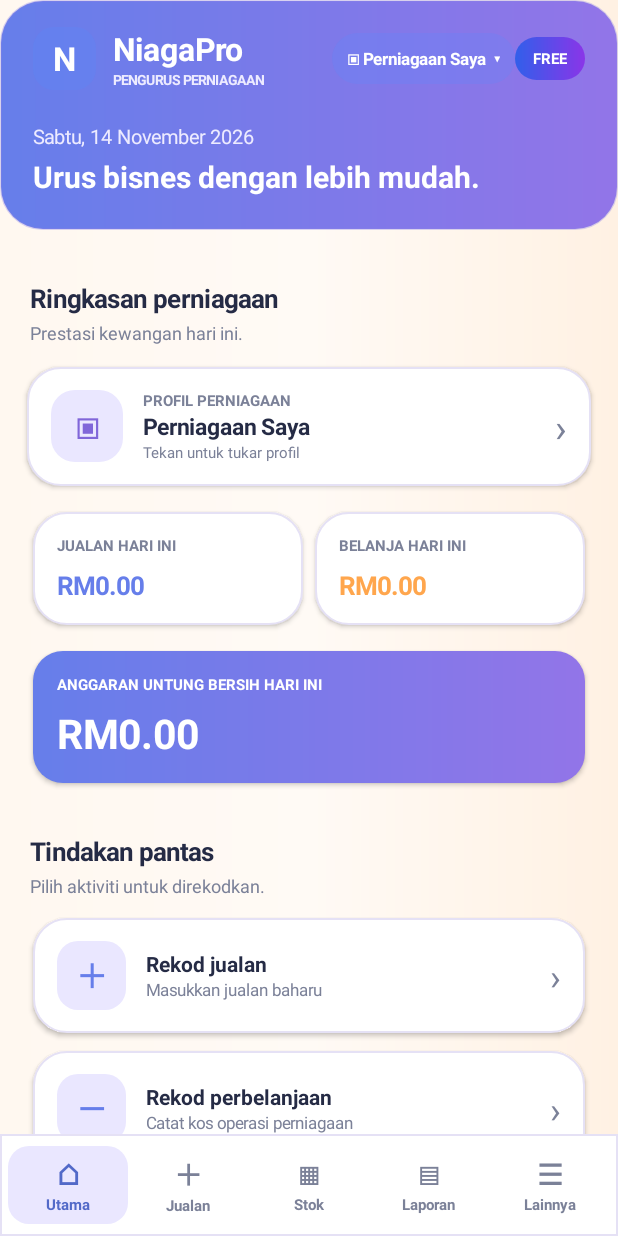
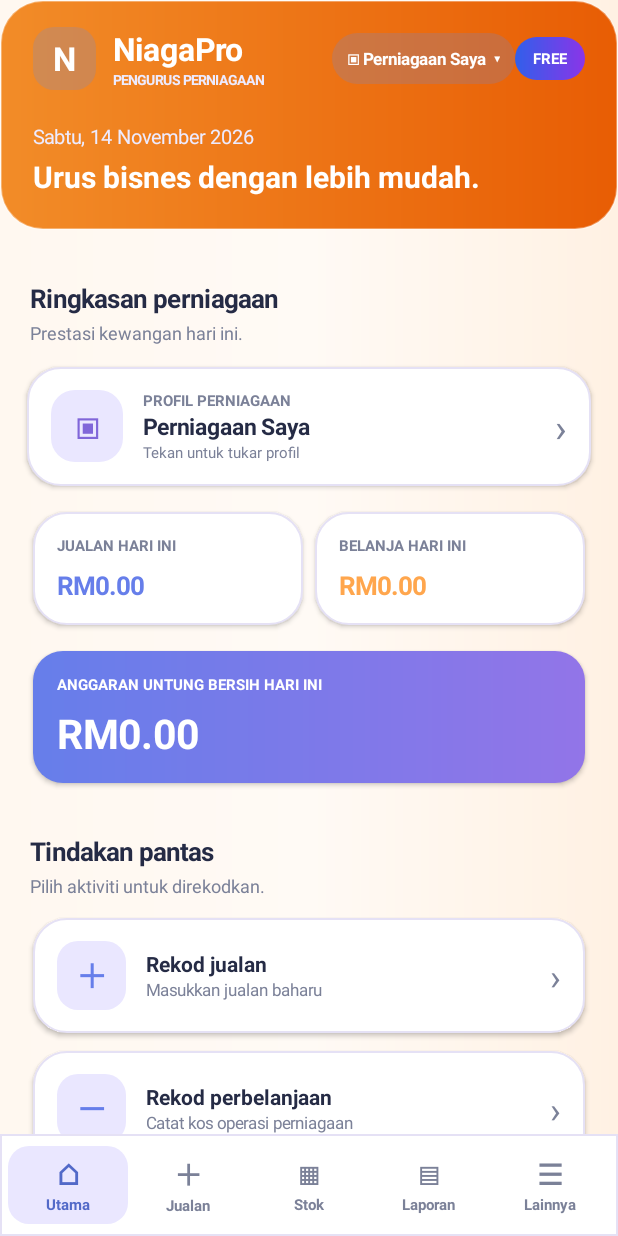
Before and after one commit to skullrex06/NiagaPro, an Android app: the screen it shows after launch (MainActivity), on a phone screen of 412 x 824 dp. Run offline under Robolectric (Android 15) with nearby library versions, the phone set to English and light mode, and no system bars.

Commit message:
Apply warm orange business theme: bg_header_gradient.xml

```diff
--- a/app/src/main/res/drawable/bg_header_gradient.xml
+++ b/app/src/main/res/drawable/bg_header_gradient.xml
@@ -1,5 +1,5 @@
 <shape xmlns:android="http://schemas.android.com/apk/res/android" android:shape="rectangle">
-    <gradient android:startColor="#667EEA" android:endColor="#9275E8" android:angle="0" />
+    <gradient android:startColor="#F28C28" android:endColor="#E85D04" android:angle="0" />
     <corners android:radius="28dp" />
-    <stroke android:width="1dp" android:color="#558B82E8" />
+    <stroke android:width="1dp" android:color="#55FFFFFF" />
 </shape>
```
